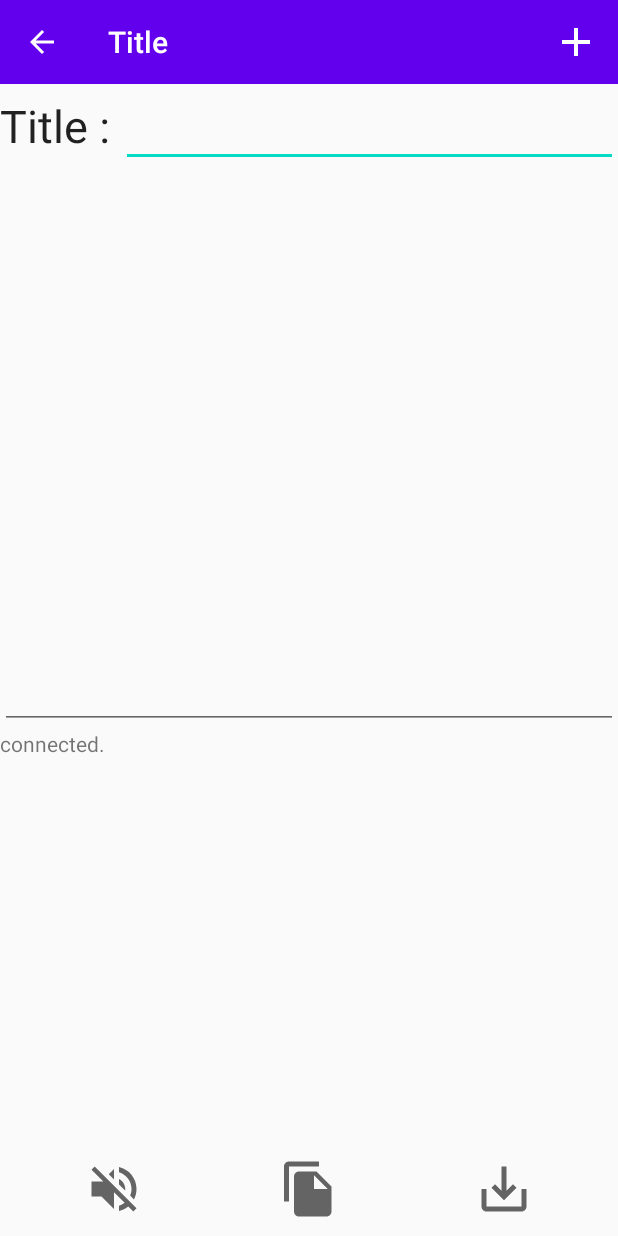
After one commit to taketake25/physicalFlickKeyboardApp, an Android app: the editor2 screen opened directly, with no data from a screen before it, on a phone screen of 412 x 824 dp. The commit adds this screen. Run offline under Robolectric (Android 15) with nearby library versions, the phone set to English and light mode, and no system bars.

Commit message:
fixed bugs of input in smartphones

```diff
--- a/futureFlickKeyboardApp/app/src/main/AndroidManifest.xml
+++ b/futureFlickKeyboardApp/app/src/main/AndroidManifest.xml
@@ -21,6 +21,11 @@
             android:label="@string/Editor"
             android:theme="@style/AppTheme.NoActionBar">
         </activity>
+        <activity
+            android:name=".editor2"
+            android:label="@string/Editor"
+            android:theme="@style/AppTheme.NoActionBar">
+        </activity>
     </application>
 
     <uses-permission android:name="android.permission.BLUETOOTH"/>
--- a/futureFlickKeyboardApp/app/src/main/java/com/example/btserialtest/MainActivity.java
+++ b/futureFlickKeyboardApp/app/src/main/java/com/example/btserialtest/MainActivity.java
@@ -47,7 +47,7 @@ public class MainActivity extends AppCompatActivity{
         sendButton.setOnClickListener(new View.OnClickListener() {
             @Override
             public void onClick(View v) {
-                Intent intent = new Intent(getApplication(), editor.class);
+                Intent intent = new Intent(getApplication(), editor2.class);
                 intent.putExtra("NAME", "");
                 intent.putExtra("TITLE", "");
                 intent.putExtra("CONTENT", "");
@@ -78,7 +78,7 @@ public class MainActivity extends AppCompatActivity{
             public void onItemClick(
                     AdapterView<?> parent, View view, int pos, long id) {
                 // 編集画面に渡すデータをセットし、表示
-                Intent intent = new Intent(MainActivity.this, editor.class);
+                Intent intent = new Intent(MainActivity.this, editor2.class);
                 Log.i("putExtra", "mList:" + mList + ", pos:" + pos);
                 intent.putExtra("NAME", mList.get(pos).get("filename"));
                 intent.putExtra("TITLE", mList.get(pos).get("title"));
@@ -224,7 +224,7 @@ public class MainActivity extends AppCompatActivity{
         Log.i("home", Integer.toString(R.id.home));
         switch (item.getItemId()) {
             case R.id.action_adds:
-                Intent intent = new Intent(getApplication(), editor.class);
+                Intent intent = new Intent(getApplication(), editor2.class);
                 intent.putExtra("NAME","");
                 intent.putExtra("TITLE", "");
                 intent.putExtra("CONTENT", "");
--- /dev/null
+++ b/futureFlickKeyboardApp/app/src/main/java/com/example/btserialtest/editor2.java
@@ -0,0 +1,290 @@
+package com.example.btserialtest;
+
+import android.bluetooth.BluetoothAdapter;
+import android.bluetooth.BluetoothDevice;
+import android.bluetooth.BluetoothSocket;
+import android.content.ClipData;
+import android.content.ClipDescription;
+import android.content.ClipboardManager;
+import android.content.Context;
+import android.content.Intent;
+import android.media.AudioManager;
+import android.os.Bundle;
+import android.os.Handler;
+import android.os.Message;
+import android.speech.tts.TextToSpeech;
+import android.util.Log;
+import android.view.Menu;
+import android.view.MenuItem;
+import android.view.View;
+import android.widget.ImageButton;
+import android.widget.TextView;
+import android.widget.Toast;
+
+import androidx.appcompat.app.AppCompatActivity;
+import androidx.appcompat.widget.Toolbar;
+
+import java.io.IOException;
+import java.io.InputStream;
+import java.io.OutputStream;
+import java.io.OutputStreamWriter;
+import java.io.PrintWriter;
+import java.text.SimpleDateFormat;
+import java.util.Date;
+import java.util.Locale;
+import java.util.Set;
+import java.util.UUID;
+
+
+public class editor2 extends AppCompatActivity implements Runnable, View.OnClickListener, TextToSpeech.OnInitListener{
+    private static final String TAG = "Future Flicking KeyBoard";    /* tag */
+
+    private String currentText = "";
+    private String previousText = "";
+    private String mFileName = "";
+    private BluetoothSocket mSocket;    /* Soket */
+    private Thread mThread;    /* Thread */
+    private boolean isRunning;    /* Threadの状態を表す */
+
+    private ImageButton copyButton;
+    private ImageButton saveButton;
+    private ImageButton volumeButton;
+    private TextView mStatusTextView;    /*** ステータス.*/
+    private TextView mInputTextView;    /*** Bluetoothから受信した値.*/
+    private TextView mTitleTextView;    /*** Bluetoothから受信した値.*/
+    private static final int VIEW_STATUS = 0;    /*** Action(ステータス表示).*/
+    private static final int VIEW_INPUT = 1;    /*** Action(取得文字列).*/
+    private boolean isMute = false;
+    private AudioManager am;
+    private TextToSpeech tts;
+    private final String hira = "あいうえおかきくけこさしすせそたちつてとなにぬねのはひふへほまみむめもやゐゆゑよらりるれろ小濁数半矢わをんー　！（、）。\n ";
+
+    @Override
+    protected void onCreate(Bundle savedInstanceState) {
+        super.onCreate(savedInstanceState);
+        setContentView(R.layout.editor2);
+
+        // TextViewの設定(Layoutにて設定したものを関連付け)
+        mInputTextView = (TextView) findViewById(R.id.inputText);
+        mTitleTextView = (TextView) findViewById(R.id.titleText);
+        mStatusTextView = (TextView) findViewById(R.id.statusValue);
+
+        Log.i("tag", "start editor");
+
+        Intent intent = getIntent();
+        String name = intent.getStringExtra("NAME");
+        if (name != null) {
+            mFileName = name;
+            mTitleTextView.setText(intent.getStringExtra("TITLE"));
+            mInputTextView.setText(intent.getStringExtra("CONTENT"));
+        }
+
+
+//        connectButton = (Button) findViewById(R.id.connectButton);        // Buttonの設定(Layoutにて設定したものを関連付け)
+        copyButton = (ImageButton) findViewById(R.id.copyButton);
+        saveButton = (ImageButton) findViewById(R.id.saveButton);
+        volumeButton = (ImageButton) findViewById(R.id.volumeButton);
+//        connectButton.setOnClickListener(this);        // ボタンのイベント設定
+        copyButton.setOnClickListener(this);
+        saveButton.setOnClickListener(this);
+        volumeButton.setOnClickListener(this);
+
+
+        am = (AudioManager)getSystemService(Context.AUDIO_SERVICE);
+        tts = new TextToSpeech(this, (TextToSpeech.OnInitListener) this);
+
+
+        Toolbar toolbar = findViewById(R.id.toolbar);
+        setSupportActionBar(toolbar);
+        getSupportActionBar().setDisplayHomeAsUpEnabled(true);
+        getSupportActionBar().setHomeButtonEnabled(true);
+
+        mThread = new Thread(this);
+        mThread.start();
+    }
+
+
+    @Override
+    public boolean onCreateOptionsMenu(Menu menu) {
+        // Inflate the menu; this adds items to the action bar if it is present.
+        getMenuInflater().inflate(R.menu.main_menu, menu);
+        return true;
+    }
+
+    @Override
+    public boolean onOptionsItemSelected(MenuItem item) {
+        Log.i("tag", Integer.toString(item.getItemId()));
+        Log.i("home", Integer.toString(R.id.home));
+        switch (item.getItemId()) {
+            case android.R.id.home: // 左上の戻るボタンでMemo一覧へ
+                Intent intent = new Intent(getApplication(), MainActivity.class);
+                startActivity(intent);
+                // ボタンをタップした際の処理を記述
+                break;
+            case R.id.action_adds:
+                // ボタンをタップした際の処理を記述
+                break;
+        }
+        return true;
+    }
+
+
+    // 別のアクティビティが起動した場合の処理
+    @Override
+    protected void onPause() {
+        super.onPause();
+        fileWrite();
+    }
+
+    public void fileWrite(){
+        isRunning = false;
+
+        try {
+            mSocket.close();
+        } catch (Exception e) {
+        }
+
+        // タイトル、内容を取得
+        String title = mTitleTextView.getText().toString();
+        String content = mInputTextView.getText().toString();
+
+        // タイトル、内容が空白の場合、保存しない
+        if (title.isEmpty() || content.isEmpty()) {
+            Toast.makeText(this, "タイトルか内容がないためメモを破棄しました", Toast.LENGTH_SHORT).show();
+            return;
+        }
+
+        // ファイル名を生成  ファイル名 ： yyyyMMdd_HHmmssSSS.txt
+        // （既に保存されているファイルは、そのままのファイル名とする）
+        if (mFileName.isEmpty()) {
+            Date date = new Date(System.currentTimeMillis());
+            SimpleDateFormat sdf = new SimpleDateFormat("yyyyMMdd_HHmmssSSS", Locale.JAPAN);
+            mFileName = sdf.format(date) + ".txt";
+        }
+
+        // 保存
+        OutputStream out = null;
+        PrintWriter writer = null;
+        try{
+            out = this.openFileOutput(mFileName, Context.MODE_PRIVATE);
+            writer = new PrintWriter(new OutputStreamWriter(out,"UTF-8"));
+            // タイトル書き込み
+            writer.println(title);
+            // 内容書き込み
+            writer.print(content);
+            writer.close();
+            out.close();
+            Toast.makeText(this, "メモを保存しました。", Toast.LENGTH_LONG).show();
+        }catch(Exception e){
+            Toast.makeText(this, "File save error!", Toast.LENGTH_LONG).show();
+        }
+    }
+
+
+    // スレッド処理(connectボタン押下後に実行)
+    @Override
+    public void run() {
+        while(true){
+            Message valueMsg = new Message();
+            valueMsg.what = VIEW_STATUS;
+            valueMsg.obj = "connected.";
+            mHandler.sendMessage(valueMsg);
+
+            currentText = mInputTextView.getText().toString();
+            Log.i(TAG, "value=" + currentText);
+            // 文字列が追加された場合音声出力する
+            if (currentText.length() > previousText.length()) {
+                String addition = currentText.substring(previousText.length(), currentText.length());
+                Log.i(TAG, "addition=" + addition);
+                speechText(addition);
+
+    //            valueMsg = new Message();
+    //            valueMsg.what = VIEW_INPUT;
+    //            valueMsg.obj = currentText;
+    //            mHandler.sendMessage(valueMsg);
+            }
+            previousText = currentText;
+
+            try {
+                Thread.sleep(500);
+            } catch (InterruptedException e) {
+                e.printStackTrace();
+            }
+        }
+    }
+
+    // ボタン押下時の処理
+    @Override
+    public void onClick(View v) {
+        if(v.equals(saveButton)) { // 保存ボタン
+            fileWrite();
+        }else if(v.equals(volumeButton)) { // 保存ボタン
+            if ( isMute ) {
+                isMute = false;
+                am.adjustStreamVolume(AudioManager.STREAM_MUSIC, AudioManager.ADJUST_UNMUTE, 0);
+                Toast.makeText(this, "ミュート解除", Toast.LENGTH_SHORT).show();
+            }else {
+                isMute = true;
+                am.adjustStreamVolume(AudioManager.STREAM_MUSIC, AudioManager.ADJUST_MUTE, 0);
+                Toast.makeText(this, "ミュート", Toast.LENGTH_SHORT).show();
+            }
+        }else if(v.equals(copyButton)) { // clipBoardに入力内容をコピー
+            ClipData.Item item =new ClipData.Item(mInputTextView.getText());
+            //MIMETYPEの作成
+            String[] mimeType = new String[1];
+            mimeType[0] = ClipDescription.MIMETYPE_TEXT_PLAIN;
+            //クリップボードに格納するClipDataオブジェクトの作成
+            ClipData cd = new ClipData(new ClipDescription("text_data", mimeType), item);
+
+            ClipboardManager cm = (ClipboardManager) getSystemService(CLIPBOARD_SERVICE);
+            cm.setPrimaryClip(cd);
+
+            Toast.makeText(this, "文章をコピーしました", Toast.LENGTH_SHORT).show();
+
+        }
+    }
+
+    /**
+     * 描画処理はHandlerでおこなう
+     */
+    Handler mHandler = new Handler() {
+        @Override
+        public void handleMessage(Message msg) {
+            int action = msg.what;
+            String msgStr = (String) msg.obj;
+            if (action == VIEW_INPUT) {
+                mInputTextView.setText(msgStr);
+            } else if (action == VIEW_STATUS) {
+                mStatusTextView.setText(msgStr);
+            }
+        }
+    };
+
+    @Override
+    public void onInit(int status) {
+        if (TextToSpeech.SUCCESS == status) {
+            //言語選択
+            Locale locale = Locale.JAPAN;
+            if (tts.isLanguageAvailable(locale) >= TextToSpeech.LANG_AVAILABLE) {
+                tts.setLanguage(locale);
+            } else {
+                Log.d("Error", "Locale");
+            }
+        } else {
+            Log.d("Error", "Init");
+        }
+    }
+
+    private void speechText(String readMsg) {
+//        if (0 < readMsg.length()) {
+//            if (tts.isSpeaking()) {
+//                // 読み上げ中なら停止
+//                tts.stop();
+//            }
+//            //読み上げ開始
+//        }
+        CharSequence cs = readMsg;
+        tts.speak(cs, TextToSpeech.QUEUE_ADD, null, "id:1");
+    }
+
+};
--- /dev/null
+++ b/futureFlickKeyboardApp/app/src/main/res/layout/editor2.xml
@@ -0,0 +1,109 @@
+<?xml version="1.0" encoding="utf-8"?>
+<RelativeLayout xmlns:android="http://schemas.android.com/apk/res/android"
+    android:layout_width="fill_parent"
+    android:layout_height="wrap_content"
+    xmlns:app="http://schemas.android.com/apk/res-auto">
+
+    <LinearLayout
+        android:layout_width="match_parent"
+        android:layout_height="fill_parent"
+        android:orientation="vertical">
+
+        <androidx.appcompat.widget.Toolbar
+            android:id="@+id/toolbar"
+            android:layout_width="fill_parent"
+            android:layout_height="wrap_content"
+            android:background="?attr/colorPrimary"
+            android:theme="?attr/actionBarTheme"
+            app:layout_constraintEnd_toEndOf="parent"
+            app:layout_constraintStart_toStartOf="parent"
+            app:layout_constraintTop_toTopOf="parent"
+            app:title="@string/Title"
+            app:titleTextColor="#fff" />
+
+<!--        <Button-->
+<!--            android:id="@+id/connectButton"-->
+<!--            android:layout_width="match_parent"-->
+<!--            android:layout_height="wrap_content"-->
+<!--            android:text="Connect" />-->
+
+        <LinearLayout
+            android:layout_width="match_parent"
+            android:layout_height="wrap_content"
+            android:orientation="horizontal">
+
+            <TextView
+                android:id="@+id/textView"
+                android:layout_width="wrap_content"
+                android:layout_height="match_parent"
+                android:gravity="center_vertical"
+                android:text="Title : "
+                android:textSize="30sp"
+                android:textAppearance="@style/TextAppearance.AppCompat.Large" />
+
+            <EditText
+                android:id="@+id/titleText"
+                android:layout_width="match_parent"
+                android:layout_height="match_parent"
+                android:ems="10"
+                android:gravity="center_vertical"
+                android:textSize="25sp"
+                android:inputType="textPersonName" />
+            <!--                android:gravity="bottom"-->
+
+        </LinearLayout>
+
+        <EditText
+            android:id="@+id/inputText"
+            android:layout_width="match_parent"
+            android:layout_height="wrap_content"
+            android:ems="10"
+            android:gravity="top"
+            android:textSize="20sp"
+            android:inputType="textMultiLine|textPersonName"
+            android:minLines="15" />
+
+        <TextView
+            android:id="@+id/statusValue"
+            android:layout_width="fill_parent"
+            android:layout_height="wrap_content" />
+
+    </LinearLayout>
+
+    <LinearLayout
+        android:layout_width="fill_parent"
+        android:layout_height="wrap_content"
+        android:layout_alignParentBottom="true"
+        android:padding="5pt"
+        android:orientation="horizontal">
+
+        <ImageButton
+            android:id="@+id/volumeButton"
+            android:layout_width="wrap_content"
+            android:layout_height="wrap_content"
+            android:layout_weight="1"
+            android:background="@drawable/button_round"
+            android:backgroundTint="#00FFFFFF"
+            app:srcCompat="@drawable/ic_baseline_volume_off_24" />
+
+        <ImageButton
+            android:id="@+id/copyButton"
+            android:layout_width="wrap_content"
+            android:layout_height="wrap_content"
+            android:layout_weight="1"
+            android:background="@drawable/button_round"
+            android:backgroundTint="#00FFFFFF"
+            app:srcCompat="@drawable/ic_baseline_file_copy_24" />
+
+        <ImageButton
+            android:id="@+id/saveButton"
+            android:layout_width="wrap_content"
+            android:layout_height="wrap_content"
+            android:layout_weight="1"
+            android:background="@drawable/button_round"
+            android:backgroundTint="#00FFFFFF"
+            app:srcCompat="@drawable/ic_baseline_save_alt_24" />
+
+    </LinearLayout>
+
+</RelativeLayout>
--- a/futureFlickKeyboardApp/app/src/main/res/values/strings.xml
+++ b/futureFlickKeyboardApp/app/src/main/res/values/strings.xml
@@ -1,5 +1,5 @@
 <resources>
-    <string name="app_name">BTserialTest</string>
+    <string name="app_name">Future Flicking KeyBoard</string>
     <string name="Memos">Memos</string>
     <string name="Title">Title</string>
     <string name="Editor">Editor</string>
```
Also changed, not shown: 1 other file.
